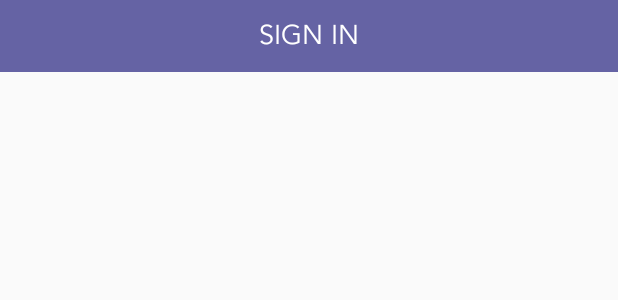
After one commit to gprasaadgit/communify, an Android app: the layout fragment_approve_invite_request.xml on its own in the app's theme, with its tools: preview values and no code run, on a phone screen of 412 x 824 dp. The commit adds this screen. Shown: the top 300 px of the screen. Run offline under Robolectric (Android 15) with nearby library versions, the phone set to English and light mode, and no system bars.

Commit message:
Added Approver fragement to application

```diff
--- a/app/src/main/AndroidManifest.xml
+++ b/app/src/main/AndroidManifest.xml
@@ -28,6 +28,7 @@ ATTENTION: This was auto-generated to add Google Play services to your project f
         <activity android:name=".OptionalSignup" />
         <activity android:name=".GetCollaborated" />
         <activity android:name=".ShareMyLocation" />
+        <activity android:name=".DrawerActivity.UserSettings" />
         <activity
             android:name=".MainActivity"
             android:theme="@style/AppTheme">
--- a/app/src/main/res/layout/app_bar_get_collaborated.xml
+++ b/app/src/main/res/layout/app_bar_get_collaborated.xml
@@ -19,6 +19,10 @@
 
     </android.support.design.widget.AppBarLayout>
 
-    <include layout="@layout/content_get_collaborated" />
+    <android.support.v4.view.ViewPager
+        android:id="@+id/viewPager"
+        android:layout_width="0dp"
+        android:layout_height="0dp"
+        app:layout_behavior="@string/appbar_scrolling_view_behavior" />
 
 </android.support.design.widget.CoordinatorLayout>
--- /dev/null
+++ b/app/src/main/res/layout/fragment_approve_invite_request.xml
@@ -0,0 +1,18 @@
+<?xml version="1.0" encoding="utf-8"?>
+<LinearLayout xmlns:android="http://schemas.android.com/apk/res/android"
+    xmlns:tools="http://schemas.android.com/tools"
+    android:layout_width="match_parent"
+    android:layout_height="match_parent"
+    android:orientation="vertical">
+
+    <Button
+        android:id="@+id/btn_sign_in"
+        style="@style/Widget.AppCompat.Button.Borderless"
+        android:layout_width="match_parent"
+        android:layout_height="wrap_content"
+        android:background="@color/colorPrimary"
+        android:text="@string/act_signin_sign_in"
+        android:textColor="@android:color/white"
+        android:textSize="18sp" />
+
+</LinearLayout>
```
Also changed, not shown: app/src/main/java/com/gap22/community/apartment/GetCollaborated.java (+11 -3 lines), app/src/main/java/com/gap22/community/apartment/fragment/ApproveInviteRequestFragment.java (added, +31 -0 lines), app/src/main/res/layout/content_get_collaborated.xml (deleted, +0 -18 lines).
